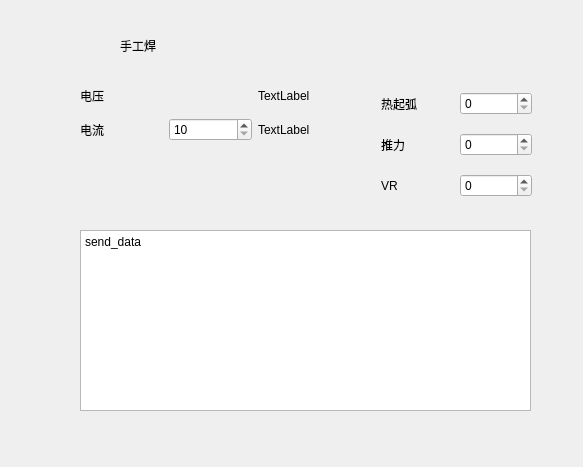
ZIME-KING/QT_Learn, file untitled4/dialog_hand.ui: the form before one commit.
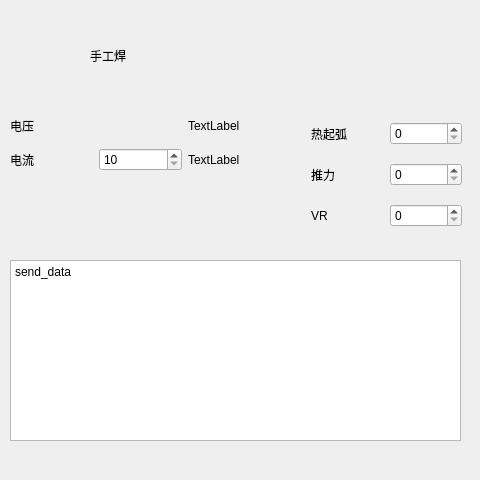
The form after the commit.

```diff
--- a/untitled4/dialog_hand.ui
+++ b/untitled4/dialog_hand.ui
@@ -6,8 +6,8 @@
    <rect>
     <x>0</x>
     <y>0</y>
-    <width>583</width>
-    <height>467</height>
+    <width>480</width>
+    <height>480</height>
    </rect>
   </property>
   <property name="windowTitle">
@@ -16,8 +16,8 @@
   <widget class="QWidget" name="layoutWidget">
    <property name="geometry">
     <rect>
-     <x>80</x>
-     <y>80</y>
+     <x>10</x>
+     <y>110</y>
      <width>261</width>
      <height>61</height>
     </rect>
@@ -66,8 +66,8 @@
   <widget class="QTextEdit" name="textEdit">
    <property name="geometry">
     <rect>
-     <x>80</x>
-     <y>230</y>
+     <x>10</x>
+     <y>260</y>
      <width>451</width>
      <height>181</height>
     </rect>
@@ -88,8 +88,8 @@
   <widget class="QLabel" name="label_8">
    <property name="geometry">
     <rect>
-     <x>120</x>
-     <y>30</y>
+     <x>90</x>
+     <y>40</y>
      <width>82</width>
      <height>32</height>
     </rect>
@@ -98,11 +98,11 @@
     <string>手工焊</string>
    </property>
   </widget>
-  <widget class="QWidget" name="">
+  <widget class="QWidget" name="layoutWidget">
    <property name="geometry">
     <rect>
-     <x>381</x>
-     <y>80</y>
+     <x>311</x>
+     <y>110</y>
      <width>151</width>
      <height>131</height>
     </rect>
```
